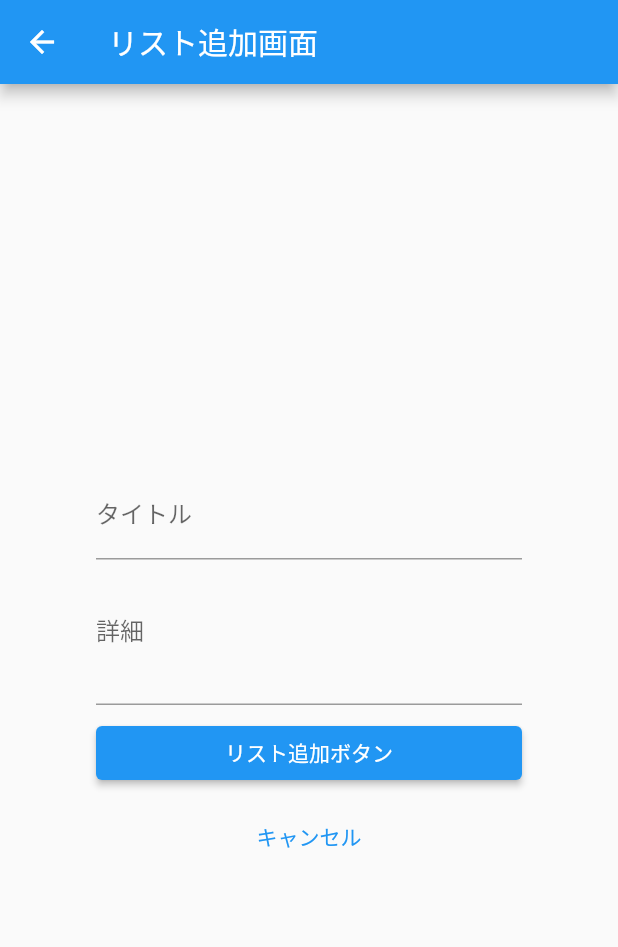
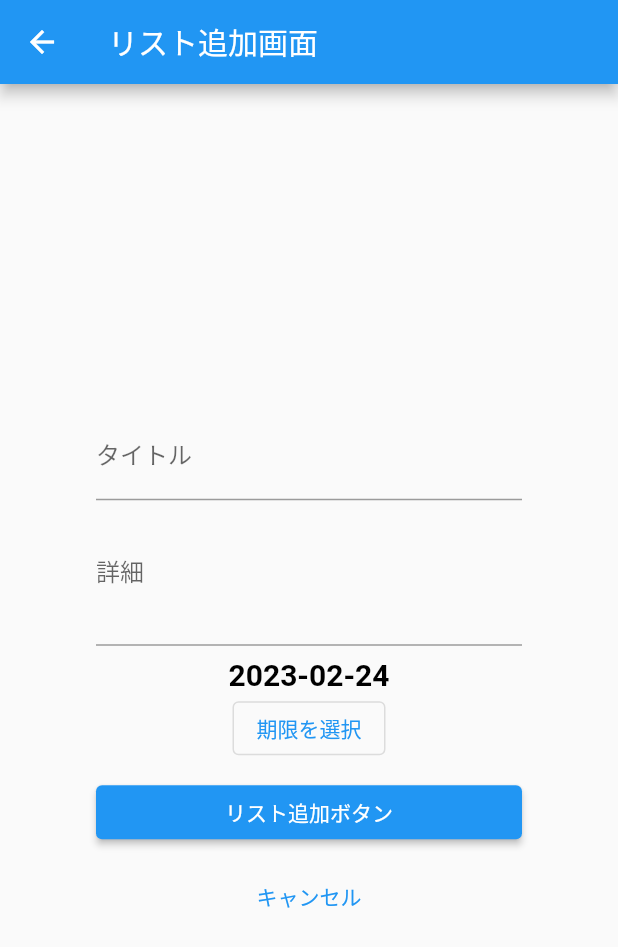
Before and after one commit to sunamoto-mikiya/flutter-to-do, a Flutter app: the ToDoListPage screen opened directly with empty values, after a tap on the "add" icon, on a phone screen of 412 x 824 dp. Shown: the top 947 px of the screen. Run offline on Flutter 3.47's test engine with Material 2 defaults, Android fonts, the phone set to English and light mode, and no system bars; our stand-ins replace cloud_firestore, firebase_auth, firebase_core, flutter_datetime_picker; accounts and stored records are empty.

Commit message:
締切設定の追加

```diff
--- a/lib/main.dart
+++ b/lib/main.dart
@@ -2,6 +2,8 @@ import 'package:cloud_firestore/cloud_firestore.dart';
 import 'package:firebase_auth/firebase_auth.dart';
 import 'package:firebase_core/firebase_core.dart';
 import 'package:flutter/material.dart';
+import 'package:flutter_datetime_picker/flutter_datetime_picker.dart';
+import 'package:intl/intl.dart';
 
 void main() async {
   // 初期化処理を追加
@@ -10,6 +12,7 @@ void main() async {
   runApp(MyToDoApp());
 }
 
+//ログインページ
 class LoginPage extends StatefulWidget {
   @override
   _LoginPageState createState() => _LoginPageState();
@@ -172,7 +175,10 @@ class _ToDoListPageState extends State<ToDoListPage> {
                     return Card(
                         child: ListTile(
                       title: Text(document['text']),
-                      subtitle: Text(document['description']),
+                      subtitle: Text(
+                        DateFormat('yyyy-MM-dd')
+                            .format(document['deadLine'].toDate()),
+                      ),
                     ));
                   }).toList(),
                 );
@@ -214,6 +220,8 @@ class ToDoAddPage extends StatefulWidget {
 class _ToDoAddPageState extends State<ToDoAddPage> {
   String _text = '';
   String _description = '';
+  DateTime _deadLine = DateTime.now();
+
   @override
   Widget build(BuildContext context) {
     return Scaffold(
@@ -247,6 +255,29 @@ class _ToDoAddPageState extends State<ToDoAddPage> {
               },
             ),
             const SizedBox(height: 8),
+            Text(DateFormat('yyyy-MM-dd').format(_deadLine),
+                style: TextStyle(
+                  color: Colors.black,
+                  fontWeight: FontWeight.bold,
+                  fontSize: 20,
+                )),
+            OutlinedButton(
+                onPressed: () {
+                  DatePicker.showDatePicker(context,
+                      showTitleActions: true,
+                      minTime: DateTime(2000, 1, 1),
+                      maxTime: DateTime(2050, 1, 1),
+                      onConfirm: (DateTime date) {
+                    setState(() {
+                      _deadLine = date;
+                    });
+                  }, currentTime: DateTime.now(), locale: LocaleType.jp);
+                },
+                child: const Text(
+                  '期限を選択',
+                  style: TextStyle(color: Colors.blue),
+                )),
+            const SizedBox(height: 8),
             Container(
               width: double.infinity,
               child: ElevatedButton(
@@ -265,6 +296,7 @@ class _ToDoAddPageState extends State<ToDoAddPage> {
                       .set({
                     'text': _text,
                     'description': _description,
+                    'deadLine': _deadLine,
                     'email': email,
                     'date': date
                   });
```
